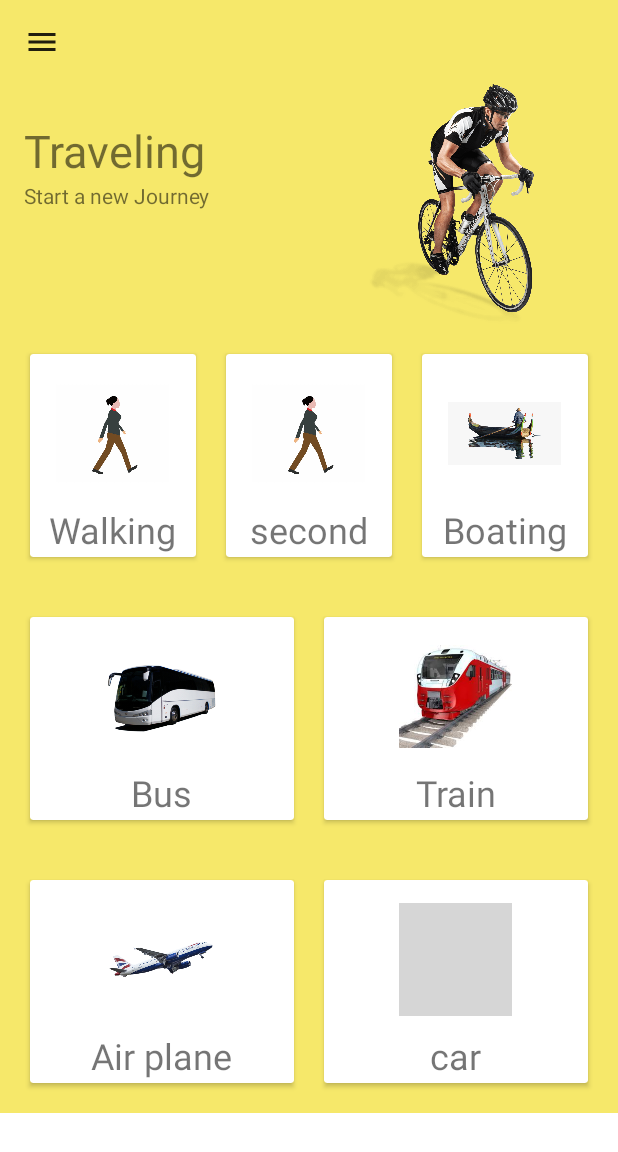
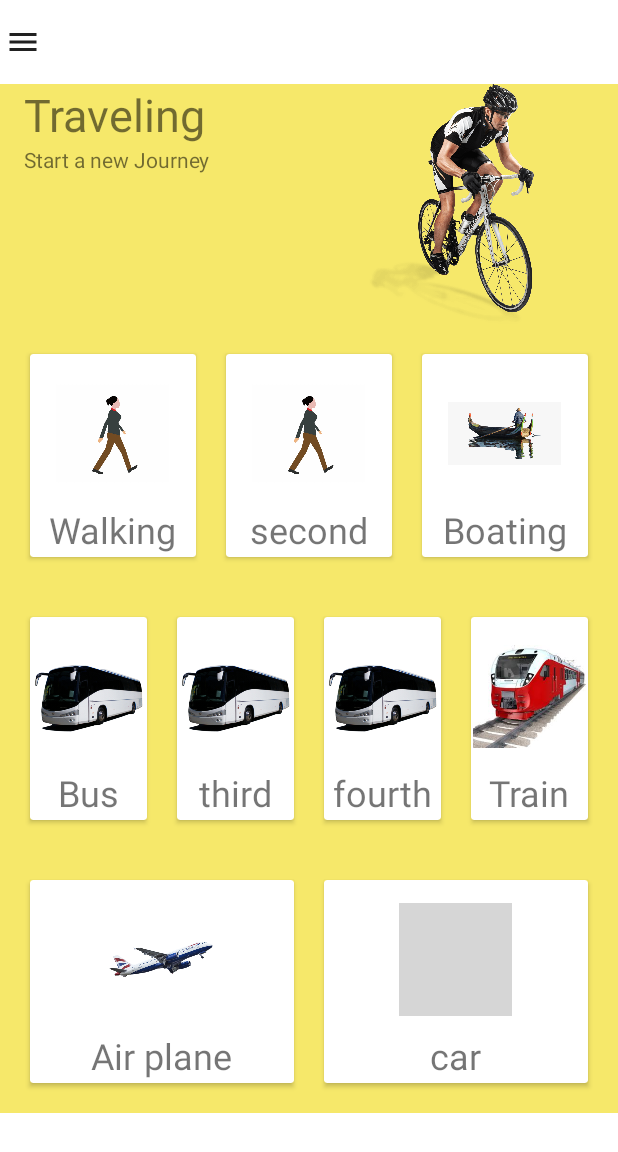
Before and after one commit to itsRahulprasad/dashboarddesign2, an Android app: the screen it shows after launch (MainActivity), on a phone screen of 412 x 824 dp. Shown: the top 1152 px of the screen. Run offline under Robolectric (Android 15) with nearby library versions, the phone set to English and light mode, and no system bars; grey boxes are pictures that could not be loaded.

Commit message:
1st commit dashboard design 2

```diff
--- a/app/src/main/res/layout/activity_main.xml
+++ b/app/src/main/res/layout/activity_main.xml
@@ -1,25 +1,37 @@
 <?xml version="1.0" encoding="utf-8"?>
-<ScrollView xmlns:android="http://schemas.android.com/apk/res/android"
+<RelativeLayout xmlns:android="http://schemas.android.com/apk/res/android"
     xmlns:app="http://schemas.android.com/apk/res-auto"
     xmlns:tools="http://schemas.android.com/tools"
     android:layout_width="match_parent"
     android:layout_height="match_parent"
     tools:context=".MainActivity">
+
+    <androidx.appcompat.widget.Toolbar
+        android:id="@+id/toolbar"
+        android:layout_width="30dp"
+        android:layout_height="wrap_content"
+        android:minHeight="?attr/actionBarSize"
+        android:theme="?attr/actionBarTheme"
+        app:layout_constraintEnd_toEndOf="parent"
+        app:layout_constraintStart_toStartOf="parent"
+        app:layout_constraintTop_toTopOf="parent"
+        app:navigationIcon="@drawable/ic_menu"
+
+        />
+
+    <ScrollView
+        android:layout_width="match_parent"
+        android:layout_height="match_parent"
+        android:layout_below="@+id/toolbar"
+        android:id="@+id/scroll"
+        >
+
+
     <androidx.constraintlayout.widget.ConstraintLayout
         android:layout_width="match_parent"
         android:layout_height="match_parent"
         android:background="#F6E86A">
-        <androidx.appcompat.widget.Toolbar
-            android:id="@+id/toolbar"
-            android:layout_width="0dp"
-            android:layout_height="wrap_content"
-            android:background="#00008577"
-            android:minHeight="?attr/actionBarSize"
-            android:theme="?attr/actionBarTheme"
-            app:layout_constraintEnd_toEndOf="parent"
-            app:layout_constraintStart_toStartOf="parent"
-            app:layout_constraintTop_toTopOf="parent"
-            app:navigationIcon="@drawable/ic_menu" />
+
         <TextView
             android:id="@+id/textView"
             android:layout_width="0dp"
@@ -32,7 +44,8 @@
 
             app:layout_constraintEnd_toStartOf="@+id/imageView"
             app:layout_constraintStart_toStartOf="parent"
-            app:layout_constraintTop_toBottomOf="@+id/toolbar" />
+            app:layout_constraintTop_toBottomOf="@+id/scroll"
+            tools:ignore="NotSibling" />
         <TextView
             android:id="@+id/textView2"
             android:layout_width="0dp"
@@ -51,8 +64,9 @@
             android:layout_marginRight="16dp"
             app:layout_constraintEnd_toEndOf="parent"
             app:layout_constraintStart_toEndOf="@+id/textView"
-            app:layout_constraintTop_toBottomOf="@+id/toolbar"
-            app:srcCompat="@drawable/cycling" />
+            app:layout_constraintTop_toBottomOf="@+id/scroll"
+            app:srcCompat="@drawable/cycling"
+            tools:ignore="NotSibling" />
         <LinearLayout
             android:id="@+id/linearLayout"
             android:layout_width="0dp"
@@ -185,6 +199,73 @@
                         app:srcCompat="@drawable/bus" />
                 </RelativeLayout>
             </androidx.cardview.widget.CardView>
+
+            //edit starts
+
+            <androidx.cardview.widget.CardView
+                android:layout_width="0dp"
+                android:layout_height="match_parent"
+                android:layout_margin="10dp"
+                android:layout_weight="1">
+                <RelativeLayout
+                    android:layout_width="match_parent"
+                    android:layout_height="match_parent">
+                    <TextView
+                        android:id="@+id/textView6.1"
+                        android:layout_width="wrap_content"
+                        android:layout_height="wrap_content"
+                        android:layout_below="@id/bus2"
+                        android:layout_centerHorizontal="true"
+                        android:layout_marginTop="10dp"
+                        android:text="third"
+                        android:textSize="24sp"
+                        />
+                    <ImageView
+                        android:id="@+id/bus2"
+                        android:layout_width="75dp"
+                        android:layout_height="75dp"
+                        android:layout_centerHorizontal="true"
+                        android:layout_marginTop="15dp"
+                        app:srcCompat="@drawable/bus" />
+                </RelativeLayout>
+            </androidx.cardview.widget.CardView>
+
+            //edit ends
+
+            //edit starts
+
+            <androidx.cardview.widget.CardView
+                android:layout_width="0dp"
+                android:layout_height="match_parent"
+                android:layout_margin="10dp"
+                android:layout_weight="1">
+                <RelativeLayout
+                    android:layout_width="match_parent"
+                    android:layout_height="match_parent">
+                    <TextView
+                        android:id="@+id/textView6.2"
+                        android:layout_width="wrap_content"
+                        android:layout_height="wrap_content"
+                        android:layout_below="@id/bus3"
+                        android:layout_centerHorizontal="true"
+                        android:layout_marginTop="10dp"
+                        android:text="fourth"
+                        android:textSize="24sp"
+                        />
+                    <ImageView
+                        android:id="@+id/bus3"
+                        android:layout_width="75dp"
+                        android:layout_height="75dp"
+                        android:layout_centerHorizontal="true"
+                        android:layout_marginTop="15dp"
+                        app:srcCompat="@drawable/bus" />
+                </RelativeLayout>
+            </androidx.cardview.widget.CardView>
+
+            //edit ends
+
+
+
             <androidx.cardview.widget.CardView
                 android:layout_width="0dp"
                 android:layout_height="match_parent"
@@ -278,4 +359,6 @@
             </androidx.cardview.widget.CardView>
         </LinearLayout>
     </androidx.constraintlayout.widget.ConstraintLayout>
-</ScrollView>
+
+    </ScrollView>
+</RelativeLayout>
```
